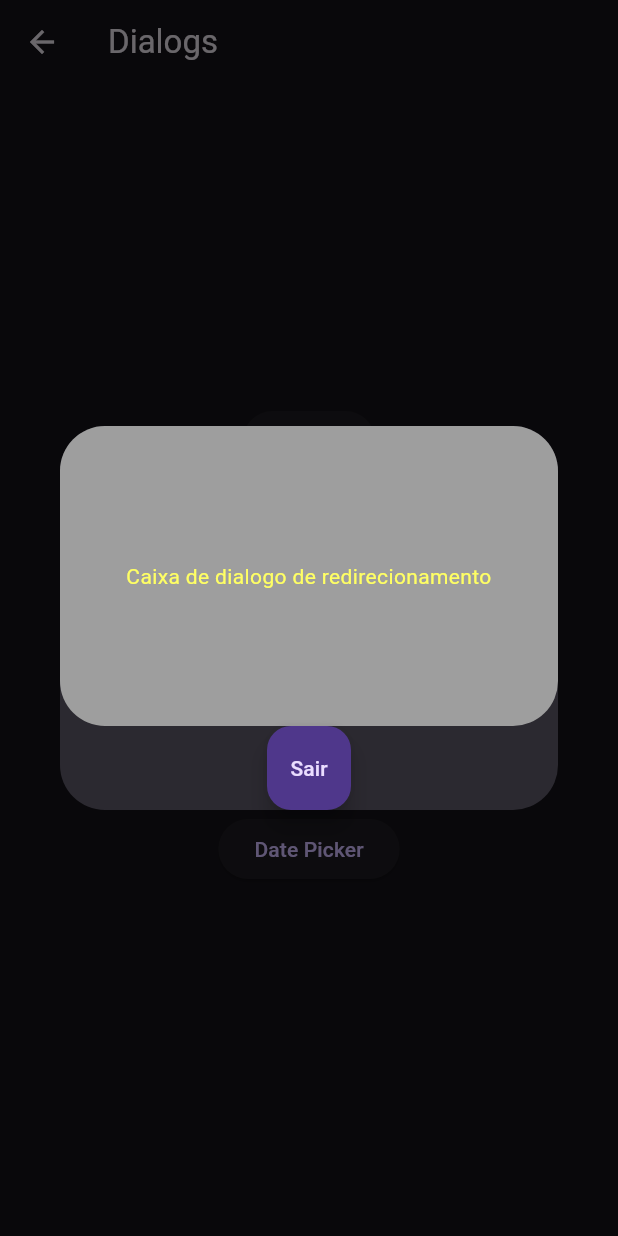
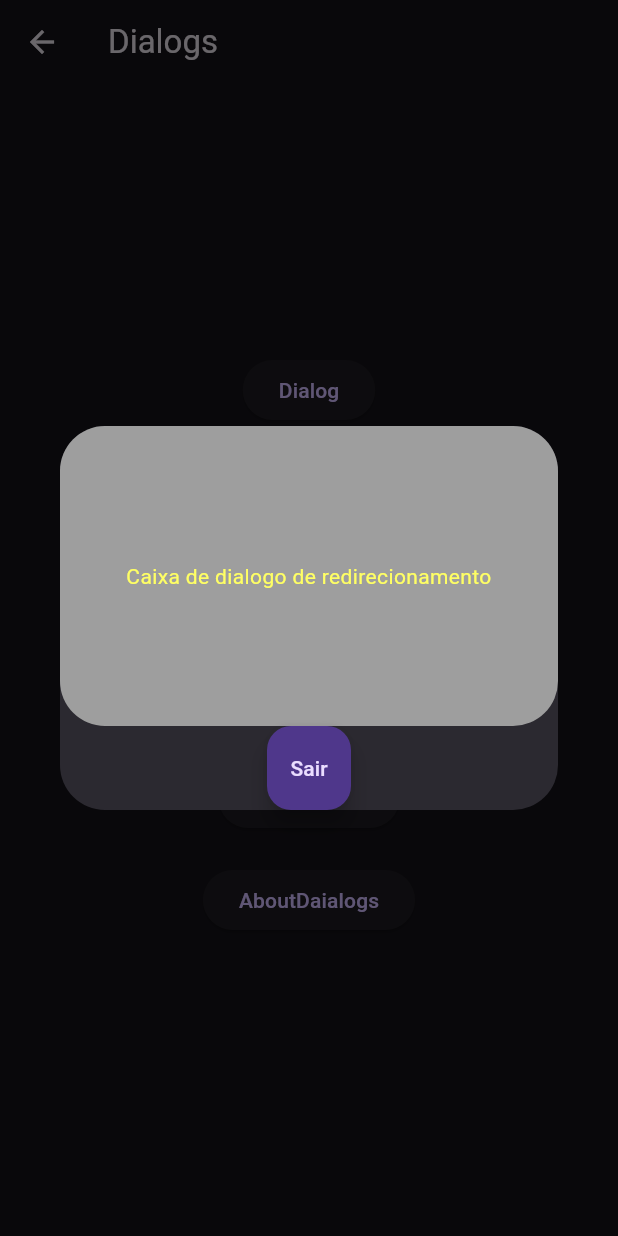
Before and after one commit to Brenokardoso/academia_do_flutter, a Flutter app: the CustomDialogsPage screen opened by its route, after a tap on "Dialog", on a phone screen of 412 x 824 dp. Run offline on Flutter 3.47's test engine with Material 3 defaults, Android fonts, the light colour scheme and no system bars; our stand-ins replace device_preview.

```diff
--- a/parte_2/lib/pages/dialogs/dialogs.dart
+++ b/parte_2/lib/pages/dialogs/dialogs.dart
@@ -1,3 +1,5 @@
+import 'dart:io';
+
 import 'package:flutter/material.dart';
 import 'package:parte_2/pages/dialogs/dialog_pages/Dialog.dart';
 
@@ -33,7 +35,22 @@ class CustomDialogsPage extends StatelessWidget {
             ElevatedButton(
                 onPressed: () => showDialog(
                       context: context,
-                      builder: (context) => AlertDialog(
+                      builder: (context) {
+                        // if (Platform.isLinux) {
+                        //   print('Droga é o Linux');
+                        // }
+                        // if (Platform.isAndroid) {
+                        //   print("Estou no android");
+                        // }
+                        //else if (Platform.isIOS) {
+                        //   print("Estou no IOS");
+                        // } else if (Platform.isMacOS) {
+                        //   print("O pai tá de MAC");
+                        // } else if (Platform.isWindows) {
+                        //   print("Espero quw não seja o 10");
+                        // }
+
+                        return AlertDialog(
                           title: const Text('Dialogo de alerta'),
                           content: Column(
                             mainAxisSize: MainAxisSize.min,
@@ -55,7 +72,8 @@ class CustomDialogsPage extends StatelessWidget {
                             Text("3"),
                             Text("4"),
                           ],
-                      ),
+                        );
+                      },
                     ),
                 child: const Text("AlertDialog")),
             space,
@@ -79,7 +97,15 @@ class CustomDialogsPage extends StatelessWidget {
                 print(
                     "O espaço de tempo de agora para dezembro  foi de : $tempo");
               },
-                child: const Text("Date Picker")),
+              child: const Text("Date Picker"),
+            ),
+            space,
+            ElevatedButton(
+              onPressed: () => showAboutDialog(
+                  context: context,
+                  children: [const Text("Bem vindo em sobre os dialogos")]),
+              child: const Text("AboutDaialogs"),
+            ),
             space,
           ],
         ),
```
Also changed, not shown: parte_2/lib/main.dart (+16 -13 lines). Lines whose indentation alone changed are shown as unchanged.
